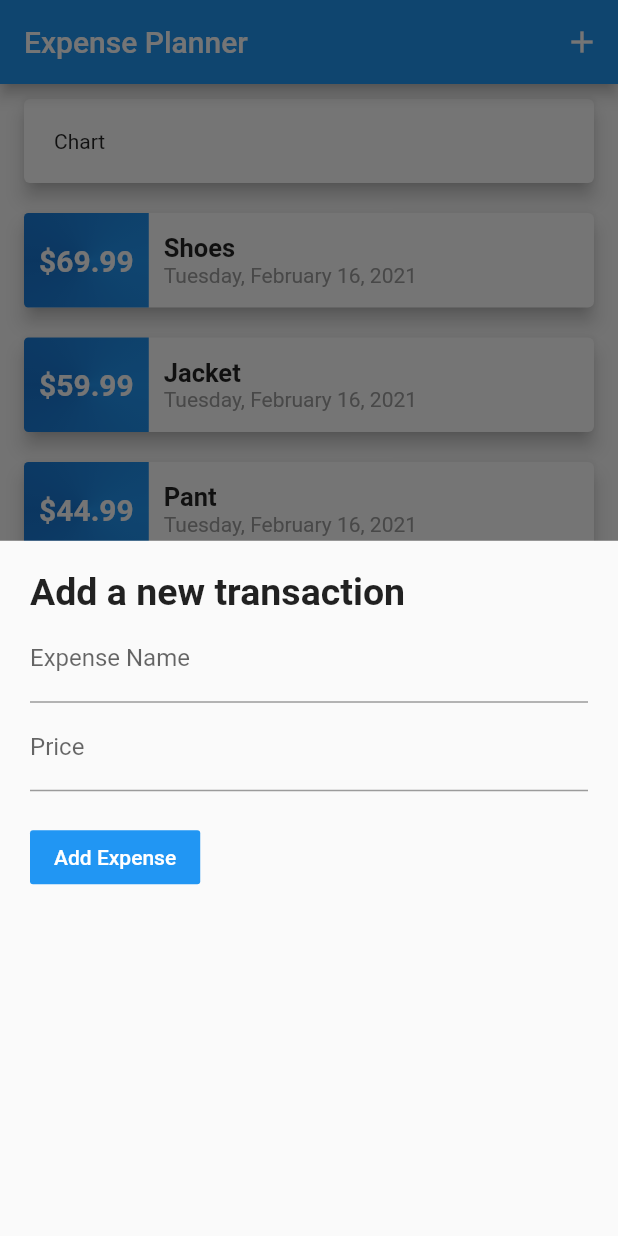
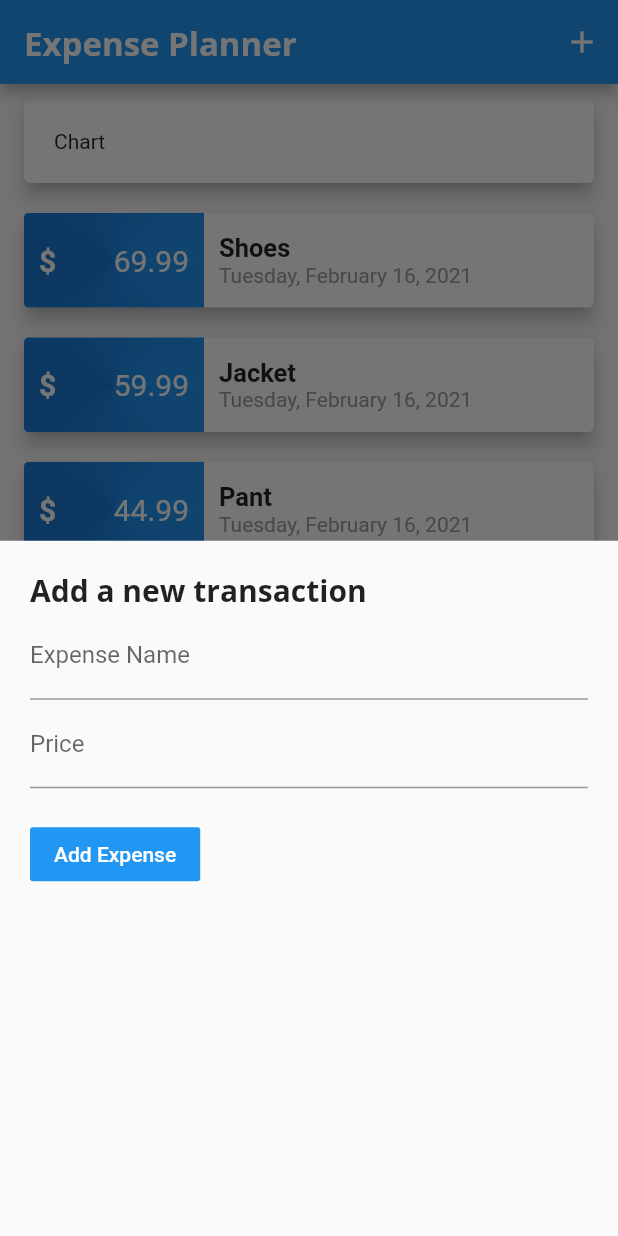
Before and after one commit to bibishan-pandey/expense_planner, a Flutter app: the screen it shows after launch, after a tap on the "add" icon, on a phone screen of 412 x 824 dp. Run offline on Flutter 3.47's test engine with Material 2 defaults, Android fonts, the phone set to English and light mode, and no system bars.

Commit message:
custom fonts and text themes

```diff
--- a/lib/main.dart
+++ b/lib/main.dart
@@ -25,6 +25,26 @@ class App extends StatelessWidget {
           space: 5,
           thickness: 1,
           color: Colors.blue,
+        ),
+        fontFamily: 'Quicksand',
+        textTheme: ThemeData.light().textTheme.copyWith(
+              headline6: TextStyle(
+                fontFamily: 'OpenSans',
+                fontSize: 20,
+                fontWeight: FontWeight.bold,
+              ),
+            ),
+        appBarTheme: AppBarTheme(
+          textTheme: ThemeData.light().textTheme.copyWith(
+                headline6: TextStyle(
+                  fontFamily: 'OpenSans',
+                  fontSize: 22,
+                  fontWeight: FontWeight.bold,
+                ),
+              ),
+          actionsIconTheme: ThemeData.light().iconTheme.copyWith(
+                color: Colors.white,
+              ),
         ),
       ),
       home: _HomePage(title: _title),
@@ -97,7 +117,7 @@ class __HomePageState extends State<_HomePage> {
     var uuid = Uuid();
 
     final newTransaction = Transaction(
-      id: uuid.v4().toString(),
+      id: uuid.v4().toString().split('-').join(),
       title: title,
       amount: price,
       dateTime: DateTime.now(),
@@ -115,10 +135,7 @@ class __HomePageState extends State<_HomePage> {
         title: Text(widget.title),
         actions: <Widget>[
           IconButton(
-            icon: Icon(
-              Icons.add,
-              color: Colors.white,
-            ),
+            icon: Icon(Icons.add),
             onPressed: () => _showAddTransactionModal(context),
           ),
         ],
--- a/lib/widgets/add_transaction.dart
+++ b/lib/widgets/add_transaction.dart
@@ -38,11 +38,7 @@ class _AddTransactionState extends State<AddTransaction> {
         children: <Widget>[
           Text(
             'Add a new transaction',
-            style: TextStyle(
-              fontSize: 25,
-              fontWeight: FontWeight.bold,
-              color: Colors.black87,
-            ),
+            style: Theme.of(context).textTheme.headline6,
           ),
           TextField(
             onSubmitted: (_) => submit(),
--- a/lib/widgets/price_detail.dart
+++ b/lib/widgets/price_detail.dart
@@ -11,15 +11,28 @@ class PriceDetail extends StatelessWidget {
   @override
   Widget build(BuildContext context) {
     return Container(
-      child: Text(
-        '\$$amount',
-        style: TextStyle(
-          fontSize: 20,
-          fontWeight: FontWeight.bold,
-          color: Colors.white,
-        ),
+      child: Row(
+        mainAxisAlignment: MainAxisAlignment.spaceBetween,
+        children: <Widget>[
+          Text(
+            '\$',
+            style: TextStyle(
+              fontSize: 20,
+              fontWeight: FontWeight.bold,
+              color: Colors.white,
+            ),
+          ),
+          Text(
+            '$amount',
+            style: TextStyle(
+              fontSize: 20,
+              color: Colors.white,
+            ),
+          ),
+        ],
       ),
       margin: EdgeInsets.only(right: 10),
+      width: 120,
       padding: EdgeInsets.only(
         top: 20,
         bottom: 20,
```
Also changed, not shown: pubspec.yaml (+11 -11 lines), assets/fonts/OpenSans-Bold.ttf (added), assets/fonts/OpenSans-Regular.ttf (added), assets/fonts/Quicksand-Bold.ttf (added), assets/fonts/Quicksand-Light.ttf (added), assets/fonts/Quicksand-Medium.ttf (added), assets/fonts/Quicksand-Regular.ttf (added).
